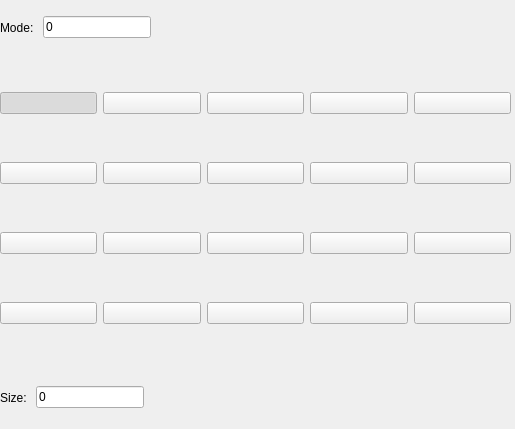
The window that scripts/Edit/DrawingPreferences/PointDisplaySettings/PreferencesPage.ui (qcad/qcad) describes before a commit, drawn with Qt 5.
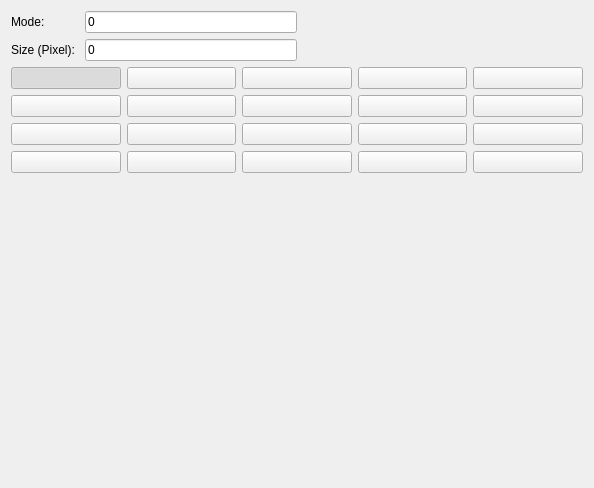
The same window after the commit. Icons and pictures are not drawn. Custom widgets are drawn as their Qt base class.

Commit message: improve layout of point display settings

What changed in the file:
```diff
--- a/scripts/Edit/DrawingPreferences/PointDisplaySettings/PreferencesPage.ui
+++ b/scripts/Edit/DrawingPreferences/PointDisplaySettings/PreferencesPage.ui
@@ -6,28 +6,40 @@
    <rect>
     <x>0</x>
     <y>0</y>
-    <width>515</width>
-    <height>429</height>
+    <width>594</width>
+    <height>488</height>
    </rect>
   </property>
-  <widget class="QWidget" name="layoutWidget">
-   <property name="geometry">
-    <rect>
-     <x>0</x>
-     <y>380</y>
-     <width>235</width>
-     <height>35</height>
-    </rect>
-   </property>
+  <layout class="QVBoxLayout" name="verticalLayout">
+   <item>
    <layout class="QHBoxLayout" name="horizontalLayout">
     <item>
+      <layout class="QGridLayout" name="gridLayout_2">
+       <item row="0" column="0">
+        <widget class="QLabel" name="label_2">
+         <property name="text">
+          <string>Mode: </string>
+         </property>
+        </widget>
+       </item>
+       <item row="0" column="1">
+        <widget class="RMathLineEdit" name="Mode">
+         <property name="text">
+          <string>0</string>
+         </property>
+         <property name="readOnly">
+          <bool>true</bool>
+         </property>
+        </widget>
+       </item>
+       <item row="1" column="0">
      <widget class="QLabel" name="label">
       <property name="text">
-       <string>Size: </string>
+          <string>Size (Pixel): </string>
       </property>
      </widget>
     </item>
-    <item>
+       <item row="1" column="1">
      <widget class="RMathLineEdit" name="Size">
       <property name="text">
        <string notr="true">0</string>
@@ -40,47 +52,7 @@
       </property>
      </widget>
     </item>
-    <item>
-     <spacer name="horizontalSpacer">
-      <property name="orientation">
-       <enum>Qt::Horizontal</enum>
-      </property>
-      <property name="sizeHint" stdset="0">
-       <size>
-        <width>40</width>
-        <height>20</height>
-       </size>
-      </property>
-     </spacer>
-    </item>
-   </layout>
-  </widget>
-  <widget class="QWidget" name="layoutWidget">
-   <property name="geometry">
-    <rect>
-     <x>0</x>
-     <y>10</y>
-     <width>241</width>
-     <height>35</height>
-    </rect>
-   </property>
-   <layout class="QHBoxLayout" name="horizontalLayout_2">
-    <item>
-     <widget class="QLabel" name="label_2">
-      <property name="text">
-       <string>Mode: </string>
-      </property>
-     </widget>
-    </item>
-    <item>
-     <widget class="RMathLineEdit" name="Mode">
-      <property name="text">
-       <string>0</string>
-      </property>
-      <property name="readOnly">
-       <bool>true</bool>
-      </property>
-     </widget>
+      </layout>
     </item>
     <item>
      <spacer name="horizontalSpacer_2">
@@ -96,16 +68,8 @@
      </spacer>
     </item>
    </layout>
-  </widget>
-  <widget class="QWidget" name="gridLayoutWidget">
-   <property name="geometry">
-    <rect>
-     <x>0</x>
-     <y>50</y>
-     <width>511</width>
-     <height>316</height>
-    </rect>
-   </property>
+   </item>
+   <item>
    <layout class="QGridLayout" name="gridLayout">
     <item row="2" column="2">
      <widget class="QPushButton" name="Button66">
@@ -129,6 +93,12 @@
     </item>
     <item row="0" column="0">
      <widget class="QPushButton" name="Button0">
+       <property name="sizePolicy">
+        <sizepolicy hsizetype="Minimum" vsizetype="Fixed">
+         <horstretch>0</horstretch>
+         <verstretch>0</verstretch>
+        </sizepolicy>
+       </property>
       <property name="icon">
        <iconset>
         <normaloff>Icons/pd0.png</normaloff>Icons/pd0.png</iconset>
@@ -154,6 +124,9 @@
       <property name="default">
        <bool>false</bool>
       </property>
+       <property name="flat">
+        <bool>false</bool>
+       </property>
      </widget>
     </item>
     <item row="3" column="3">
@@ -523,7 +496,21 @@
      </widget>
     </item>
    </layout>
-  </widget>
+   </item>
+   <item>
+    <spacer name="verticalSpacer">
+     <property name="orientation">
+      <enum>Qt::Vertical</enum>
+     </property>
+     <property name="sizeHint" stdset="0">
+      <size>
+       <width>20</width>
+       <height>3</height>
+      </size>
+     </property>
+    </spacer>
+   </item>
+  </layout>
  </widget>
  <customwidgets>
   <customwidget>
```
Lines whose indentation alone changed are shown as unchanged.
